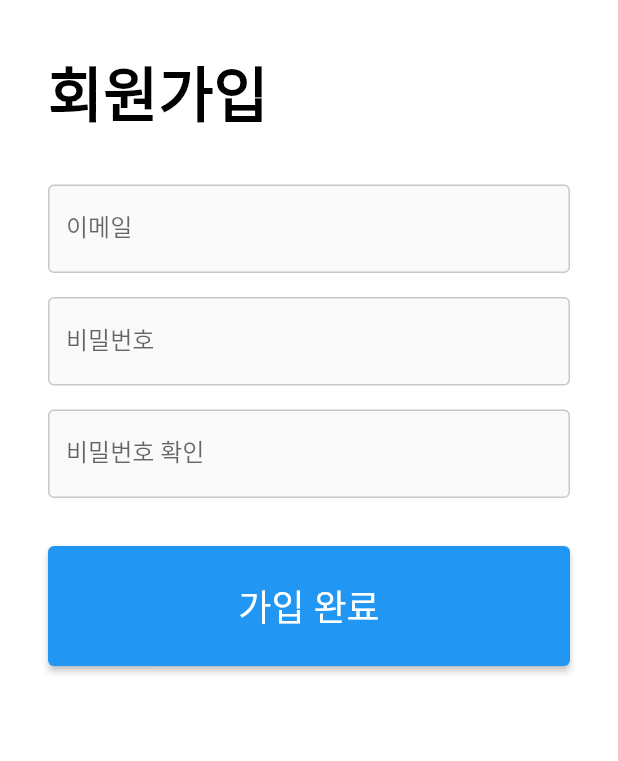
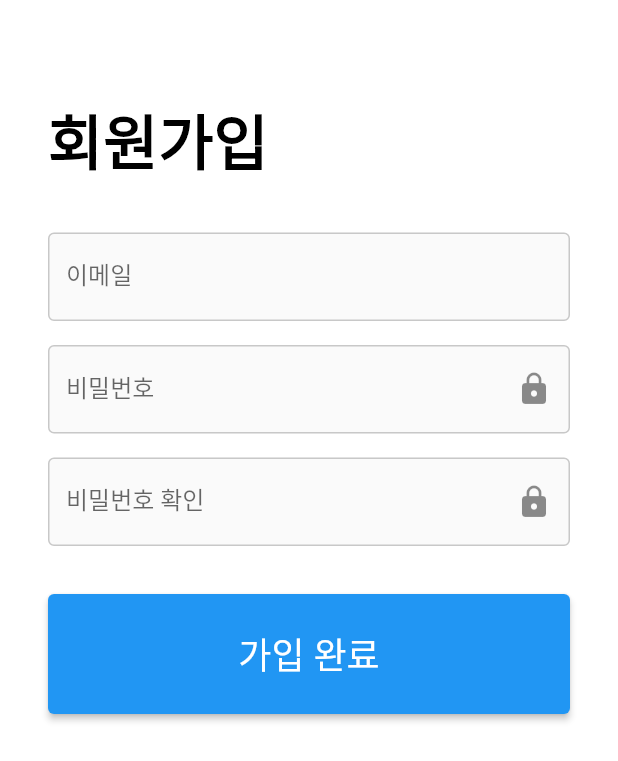
Before and after one commit to team98-k/K2, a Flutter app: the RegisterScreen screen opened directly, on a phone screen of 412 x 824 dp. Shown: the top 761 px of the screen. Run offline on Flutter 3.47's test engine with Material 2 defaults, Android fonts, the phone set to English and light mode, and no system bars; our stand-ins replace firebase_core, shared_preferences; accounts and stored records are empty; network calls fail.

Commit message:
Update register_screen.dart

```diff
--- a/lib/screens/register_screen.dart
+++ b/lib/screens/register_screen.dart
@@ -10,9 +10,11 @@ class RegisterScreen extends StatefulWidget {
 
 class _RegisterScreenState extends State<RegisterScreen> {
   final formKey = GlobalKey<FormState>();
-  late String tempPasswd;
+  late String tempPasswd = '';
   late String email = '';
   late String passwd = '';
+  late bool secureTempPasswd = true;
+  late bool securePasswd = true;
 
   void onSubmitPressed() {
     showDialog(
@@ -56,10 +58,15 @@ class _RegisterScreenState extends State<RegisterScreen> {
   Widget build(BuildContext context) {
     return Scaffold(
       backgroundColor: Colors.white,
-      body: Padding(
+      body: Center(
+        child: Padding(
           padding: const EdgeInsets.all(32.0),
+          child: Container(
+            alignment: Alignment.centerRight,
+            constraints: const BoxConstraints(maxWidth: 400),
             child: Column(
               children: [
+                Container(height: 32.0),
                 Container(
                   alignment: Alignment.bottomLeft,
                   child: const Text(
@@ -92,9 +99,11 @@ class _RegisterScreenState extends State<RegisterScreen> {
                               color: Color.fromARGB(255, 200, 200, 200),
                             ),
                           ),
-                      floatingLabelStyle: MaterialStateTextStyle.resolveWith(
+                          floatingLabelStyle:
+                              MaterialStateTextStyle.resolveWith(
                                   (Set<MaterialState> states) {
-                        final Color color = states.contains(MaterialState.error)
+                            final Color color =
+                                states.contains(MaterialState.error)
                                     ? Theme.of(context).colorScheme.error
                                     : Colors.black;
                             return TextStyle(
@@ -119,6 +128,7 @@ class _RegisterScreenState extends State<RegisterScreen> {
 
                           return null;
                         },
+                        autovalidateMode: AutovalidateMode.onUserInteraction,
                       ),
                       Container(height: 16.0),
                       TextFormField(
@@ -136,16 +146,28 @@ class _RegisterScreenState extends State<RegisterScreen> {
                               color: Color.fromARGB(255, 200, 200, 200),
                             ),
                           ),
-                      floatingLabelStyle: MaterialStateTextStyle.resolveWith(
+                          floatingLabelStyle:
+                              MaterialStateTextStyle.resolveWith(
                                   (Set<MaterialState> states) {
-                        final Color color = states.contains(MaterialState.error)
+                            final Color color =
+                                states.contains(MaterialState.error)
                                     ? Theme.of(context).colorScheme.error
                                     : Colors.black;
                             return TextStyle(
                                 color: color, letterSpacing: 1.3, fontSize: 20);
                           }),
+                          suffixIcon: IconButton(
+                            icon: secureTempPasswd
+                                ? const Icon(Icons.lock)
+                                : const Icon(Icons.lock_open),
+                            onPressed: () {
+                              setState(() {
+                                secureTempPasswd = !secureTempPasswd;
+                              });
+                            },
                           ),
-                    obscureText: true,
+                        ),
+                        obscureText: secureTempPasswd,
                         onSaved: (val) {
                           setState(() {
                             passwd = val!;
@@ -159,6 +181,7 @@ class _RegisterScreenState extends State<RegisterScreen> {
                           tempPasswd = val;
                           return null;
                         },
+                        autovalidateMode: AutovalidateMode.onUserInteraction,
                       ),
                       Container(height: 16.0),
                       TextFormField(
@@ -176,16 +199,28 @@ class _RegisterScreenState extends State<RegisterScreen> {
                               color: Color.fromARGB(255, 200, 200, 200),
                             ),
                           ),
-                      floatingLabelStyle: MaterialStateTextStyle.resolveWith(
+                          floatingLabelStyle:
+                              MaterialStateTextStyle.resolveWith(
                                   (Set<MaterialState> states) {
-                        final Color color = states.contains(MaterialState.error)
+                            final Color color =
+                                states.contains(MaterialState.error)
                                     ? Theme.of(context).colorScheme.error
                                     : Colors.black;
                             return TextStyle(
                                 color: color, letterSpacing: 1.3, fontSize: 20);
                           }),
+                          suffixIcon: IconButton(
+                            icon: securePasswd
+                                ? const Icon(Icons.lock)
+                                : const Icon(Icons.lock_open),
+                            onPressed: () {
+                              setState(() {
+                                securePasswd = !securePasswd;
+                              });
+                            },
                           ),
-                    obscureText: true,
+                        ),
+                        obscureText: securePasswd,
                         onSaved: (val) {},
                         validator: (val) {
                           if (val!.isEmpty) {
@@ -198,6 +233,7 @@ class _RegisterScreenState extends State<RegisterScreen> {
 
                           return null;
                         },
+                        autovalidateMode: AutovalidateMode.onUserInteraction,
                       ),
                     ],
                   ),
@@ -221,6 +257,8 @@ class _RegisterScreenState extends State<RegisterScreen> {
               ],
             ),
           ),
+        ),
+      ),
     );
   }
 }
```
Lines whose indentation alone changed are shown as unchanged.
